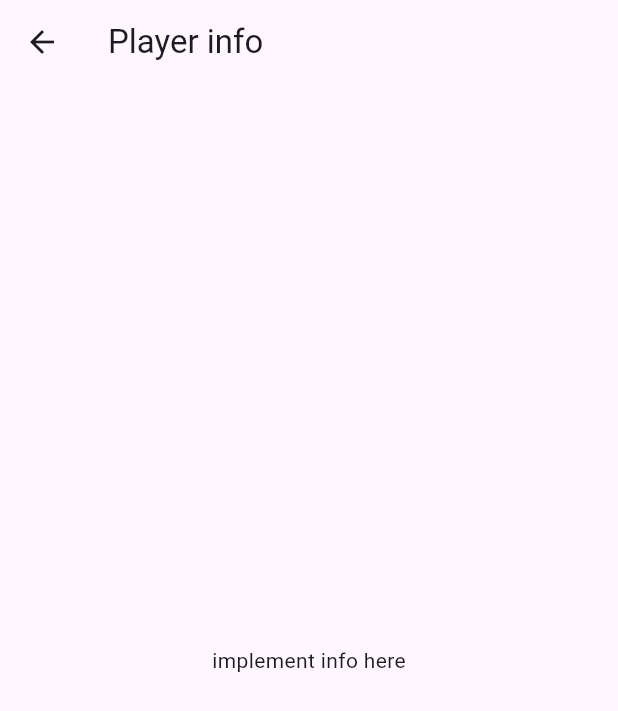
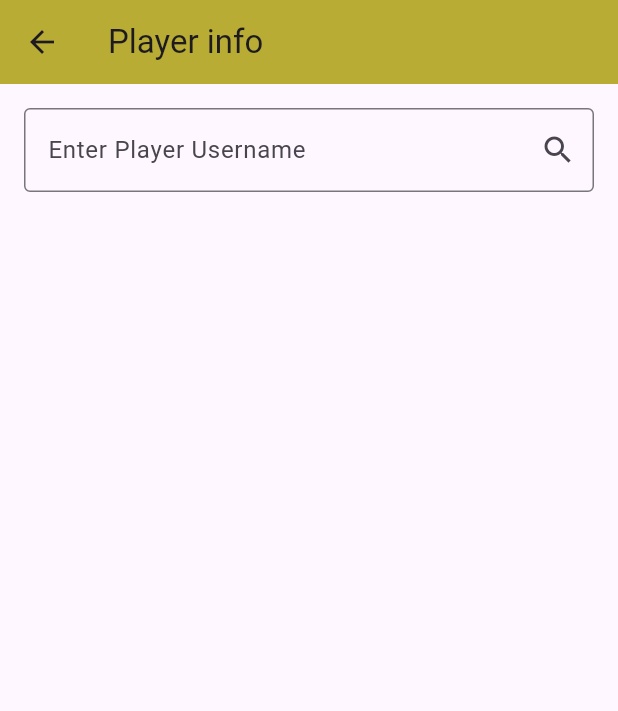
Before and after one commit to calvinb552/overwatch-data-app, a Flutter app: the Player_Page screen opened directly, on a phone screen of 412 x 824 dp. Shown: the top 711 px of the screen. Run offline on Flutter 3.47's test engine with Material 3 defaults, Android fonts, the phone set to English and light mode, and no system bars.

Commit message:
added a search bar that dosn't work for some reason

```diff
--- a/lib/pages/gamemode_page.dart
+++ b/lib/pages/gamemode_page.dart
@@ -11,7 +11,9 @@ class _Gamemode_PageState extends State<Gamemode_Page> {
   @override
   Widget build(BuildContext context) {
     return Scaffold(
-      appBar: AppBar(title: Text('Gamemode info')),
+      appBar: AppBar(
+        title: Text('Gamemode info'),
+        backgroundColor: Colors.green,),
       body: const Center(
         child: Column(
         mainAxisAlignment: MainAxisAlignment.center,
--- a/lib/pages/player_page.dart
+++ b/lib/pages/player_page.dart
@@ -1,4 +1,8 @@
 import 'package:flutter/material.dart';
+import 'dart:convert'; // For JSON decoding
+import 'package:http/http.dart' as http;
+
+
 
 class Player_Page extends StatefulWidget{
   const Player_Page({Key? key}) : super(key:key);
@@ -7,19 +11,74 @@ class Player_Page extends StatefulWidget{
 }
 
 class _Player_PageState extends State<Player_Page> {
+  TextEditingController _controller = TextEditingController();
+  String _playerName = '';
+  String _playerStats = '';
+
+  Future<void> _searchPlayer() async {
+    final username = _controller.text;
+
+    if (username.isEmpty) {
+      setState(() {
+        _playerStats = 'Please enter a username or player ID';
+        return;
+      });
+    }
+
+    final url = 'https://overfast-api.tekrop.fr/players/$username';
+    print('making api call to: $url');
+
+    try{
+      final response = await http.get(Uri.parse(url));
+
+      if (response.statusCode == 200) {
+        final data = json.decode(response.body);
+        print('retriving data');
+        print('data: $data');
+        setState(() {
+          _playerName = username;
+          _playerStats = data;
+        });
+      } else {
+        setState(() {
+          _playerStats = "Error: could not retrive stats";
+          print('could not retrive stats');
+        });
+      }
+    } catch (e) {
+      setState(() {
+        print('failed to make request');
+      });
+    }
+  }
 
   @override
   Widget build(BuildContext context) {
     return Scaffold(
-      appBar: AppBar(title: Text('Player info')),
-      body: const Center(
+      appBar: AppBar(
+        title: Text('Player info'),
+        backgroundColor: const Color.fromARGB(255, 185, 172, 52),
+        ),
+      body: Padding(
+        padding: const EdgeInsets.all(16.0),
         child: Column(
-        mainAxisAlignment: MainAxisAlignment.center,
-        children: [
-          Text('implement info here')
-        ],
+          children: [
+            TextField(
+              controller: _controller,
+              decoration: InputDecoration(
+                labelText: 'Enter Player Username',
+                border: OutlineInputBorder(),
+                suffixIcon: IconButton(
+                  onPressed: _searchPlayer,
+                  icon: const Icon(Icons.search))
+              ),
+              onSubmitted: (_) => _searchPlayer(), //trigger when enter is clicked
+            ),
+            const SizedBox(height: 20),
+              Text(_playerStats),
+          ],
+        ),
       ),
-    )
     );
   }
 }
```
